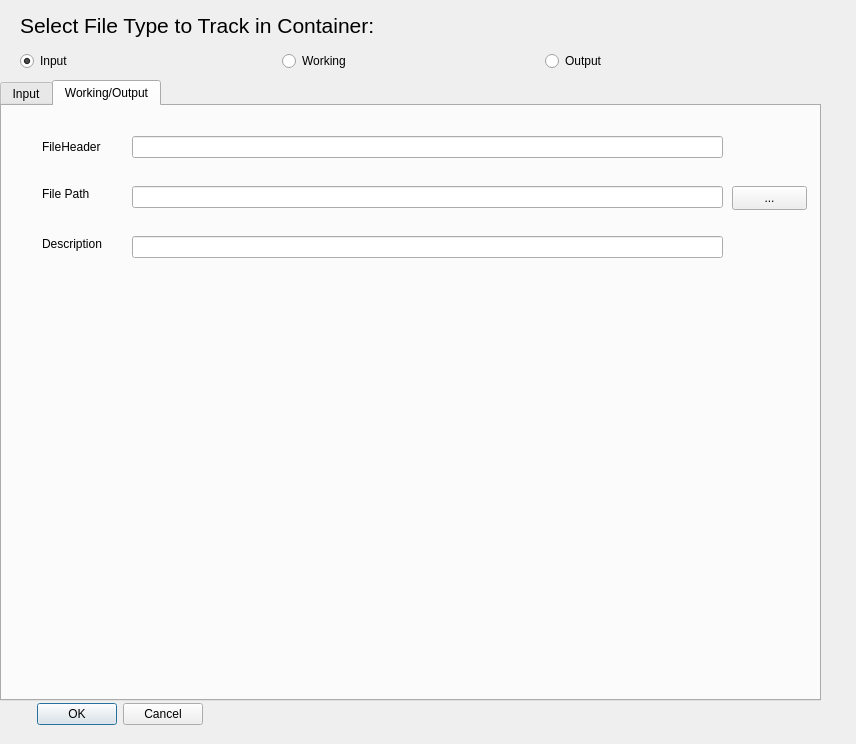
Old version of the form Graphics/UI/AddFileToContainer.ui in the repository inexplicable01/saga.
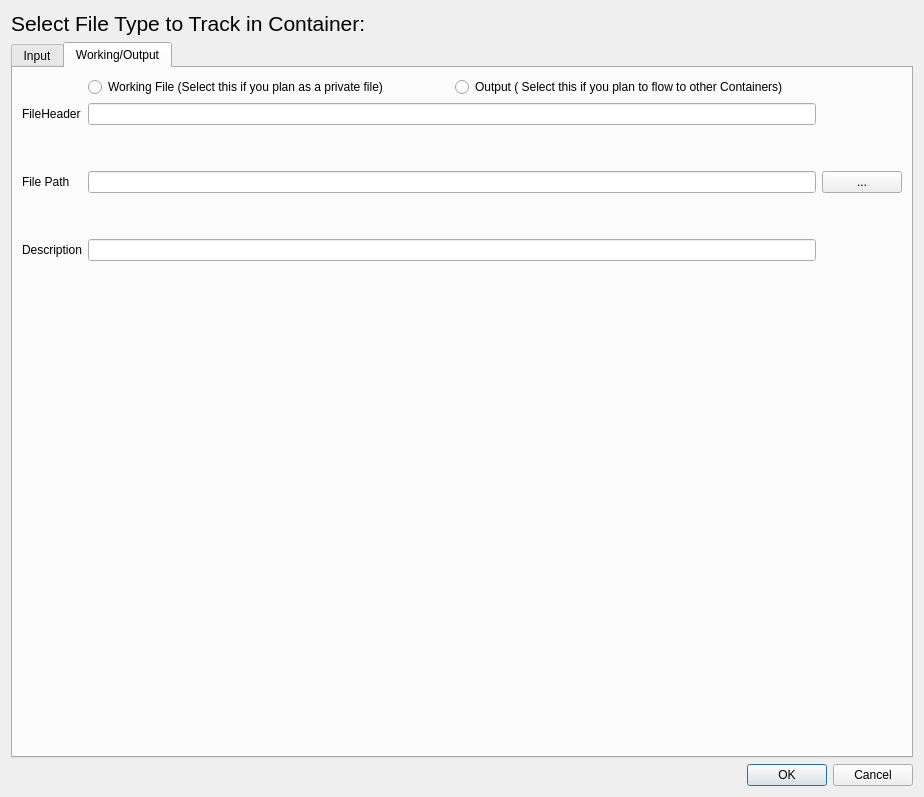
New version of the form.

Commit message:
Updates and fixes to SagaTree, Container File History , commit history
Updates and fixes to SagaTree, Container File History , commit history

Diff of the .ui file:
```diff
--- a/Graphics/UI/AddFileToContainer.ui
+++ b/Graphics/UI/AddFileToContainer.ui
@@ -6,22 +6,16 @@
    <rect>
     <x>0</x>
     <y>0</y>
-    <width>856</width>
-    <height>744</height>
+    <width>924</width>
+    <height>797</height>
    </rect>
   </property>
   <property name="windowTitle">
    <string>File Information</string>
   </property>
+  <layout class="QVBoxLayout" name="verticalLayout" stretch="0,0,1">
+   <item>
   <widget class="QLabel" name="advicelabel">
-   <property name="geometry">
-    <rect>
-     <x>20</x>
-     <y>10</y>
-     <width>601</width>
-     <height>31</height>
-    </rect>
-   </property>
    <property name="font">
     <font>
      <pointsize>16</pointsize>
@@ -31,64 +25,9 @@
     <string>Select File Type to Track in Container:</string>
    </property>
   </widget>
-  <widget class="QDialogButtonBox" name="buttonBox1">
-   <property name="geometry">
-    <rect>
-     <x>10</x>
-     <y>700</y>
-     <width>193</width>
-     <height>28</height>
-    </rect>
-   </property>
-   <property name="standardButtons">
-    <set>QDialogButtonBox::Cancel|QDialogButtonBox::Ok</set>
-   </property>
-  </widget>
-  <widget class="QWidget" name="horizontalLayoutWidget">
-   <property name="geometry">
-    <rect>
-     <x>20</x>
-     <y>50</y>
-     <width>781</width>
-     <height>22</height>
-    </rect>
-   </property>
-   <layout class="QHBoxLayout" name="horizontalLayout">
-    <item>
-     <widget class="QRadioButton" name="inputradiobttn">
-      <property name="text">
-       <string>Input</string>
-      </property>
-      <property name="checked">
-       <bool>true</bool>
-      </property>
-     </widget>
     </item>
     <item>
-     <widget class="QRadioButton" name="workingradiobttn">
-      <property name="text">
-       <string>Working</string>
-      </property>
-     </widget>
-    </item>
-    <item>
-     <widget class="QRadioButton" name="outputradiobttn">
-      <property name="text">
-       <string>Output</string>
-      </property>
-     </widget>
-    </item>
-   </layout>
-  </widget>
   <widget class="QTabWidget" name="tabWidget">
-   <property name="geometry">
-    <rect>
-     <x>0</x>
-     <y>80</y>
-     <width>821</width>
-     <height>621</height>
-    </rect>
-   </property>
    <property name="currentIndex">
     <number>1</number>
    </property>
@@ -238,90 +177,113 @@
     <attribute name="title">
      <string>Working/Output</string>
     </attribute>
+      <layout class="QGridLayout" name="gridLayout" rowstretch="0,0,0,0,0,0,0,0,1">
+       <item row="8" column="1">
+        <spacer name="verticalSpacer">
+         <property name="orientation">
+          <enum>Qt::Vertical</enum>
+         </property>
+         <property name="sizeHint" stdset="0">
+          <size>
+           <width>20</width>
+           <height>40</height>
+          </size>
+         </property>
+        </spacer>
+       </item>
+       <item row="6" column="1">
+        <spacer name="verticalSpacer_2">
+         <property name="orientation">
+          <enum>Qt::Vertical</enum>
+         </property>
+         <property name="sizeHint" stdset="0">
+          <size>
+           <width>20</width>
+           <height>40</height>
+          </size>
+         </property>
+        </spacer>
+       </item>
+       <item row="7" column="1">
+        <widget class="QLineEdit" name="descriptionEdit"/>
+       </item>
+       <item row="3" column="0">
     <widget class="QLabel" name="label_3">
-     <property name="geometry">
-      <rect>
-       <x>40</x>
-       <y>30</y>
-       <width>81</width>
-       <height>21</height>
-      </rect>
-     </property>
      <property name="text">
       <string>FileHeader</string>
      </property>
     </widget>
-    <widget class="QLineEdit" name="fileObjHeaderEdit">
-     <property name="geometry">
-      <rect>
-       <x>130</x>
-       <y>30</y>
-       <width>591</width>
-       <height>22</height>
-      </rect>
-     </property>
-    </widget>
-    <widget class="QLabel" name="label_5">
-     <property name="geometry">
-      <rect>
-       <x>40</x>
-       <y>80</y>
-       <width>55</width>
-       <height>16</height>
-      </rect>
-     </property>
-     <property name="text">
-      <string>File Path</string>
-     </property>
-    </widget>
-    <widget class="QLineEdit" name="filePathEdit">
-     <property name="geometry">
-      <rect>
-       <x>130</x>
-       <y>80</y>
-       <width>591</width>
-       <height>22</height>
-      </rect>
-     </property>
-    </widget>
+       </item>
+       <item row="3" column="1">
+        <widget class="QLineEdit" name="fileObjHeaderEdit"/>
+       </item>
+       <item row="5" column="2">
     <widget class="QPushButton" name="openDirButton">
-     <property name="geometry">
-      <rect>
-       <x>730</x>
-       <y>80</y>
-       <width>75</width>
-       <height>24</height>
-      </rect>
-     </property>
      <property name="text">
       <string>...</string>
      </property>
     </widget>
+       </item>
+       <item row="5" column="0">
+        <widget class="QLabel" name="label_5">
+         <property name="text">
+          <string>File Path</string>
+         </property>
+        </widget>
+       </item>
+       <item row="5" column="1">
+        <widget class="QLineEdit" name="filePathEdit"/>
+       </item>
+       <item row="7" column="0">
     <widget class="QLabel" name="label_6">
-     <property name="geometry">
-      <rect>
-       <x>40</x>
-       <y>130</y>
-       <width>71</width>
-       <height>16</height>
-      </rect>
-     </property>
      <property name="text">
       <string>Description</string>
      </property>
     </widget>
-    <widget class="QLineEdit" name="descriptionEdit">
-     <property name="geometry">
-      <rect>
-       <x>130</x>
-       <y>130</y>
-       <width>591</width>
-       <height>22</height>
-      </rect>
-     </property>
-    </widget>
-   </widget>
-  </widget>
+       </item>
+       <item row="4" column="1">
+        <spacer name="verticalSpacer_3">
+         <property name="orientation">
+          <enum>Qt::Vertical</enum>
+         </property>
+         <property name="sizeHint" stdset="0">
+          <size>
+           <width>20</width>
+           <height>40</height>
+          </size>
+         </property>
+        </spacer>
+       </item>
+       <item row="1" column="1">
+        <layout class="QHBoxLayout" name="horizontalLayout_4">
+         <item>
+          <widget class="QRadioButton" name="workingradiobttn">
+           <property name="text">
+            <string>Working File (Select this if you plan as a private file)</string>
+           </property>
+          </widget>
+         </item>
+         <item>
+          <widget class="QRadioButton" name="outputradiobttn">
+           <property name="text">
+            <string>Output ( Select this if you plan to flow to other Containers)</string>
+           </property>
+          </widget>
+         </item>
+        </layout>
+       </item>
+      </layout>
+     </widget>
+    </widget>
+   </item>
+   <item>
+    <widget class="QDialogButtonBox" name="buttonBox1">
+     <property name="standardButtons">
+      <set>QDialogButtonBox::Cancel|QDialogButtonBox::Ok</set>
+     </property>
+    </widget>
+   </item>
+  </layout>
  </widget>
  <resources/>
  <connections/>
```
Left out of the diff: 97 changed lines with no effect on the pictures. Lines whose indentation alone changed are shown as unchanged. The commit also changes 20 other files.
